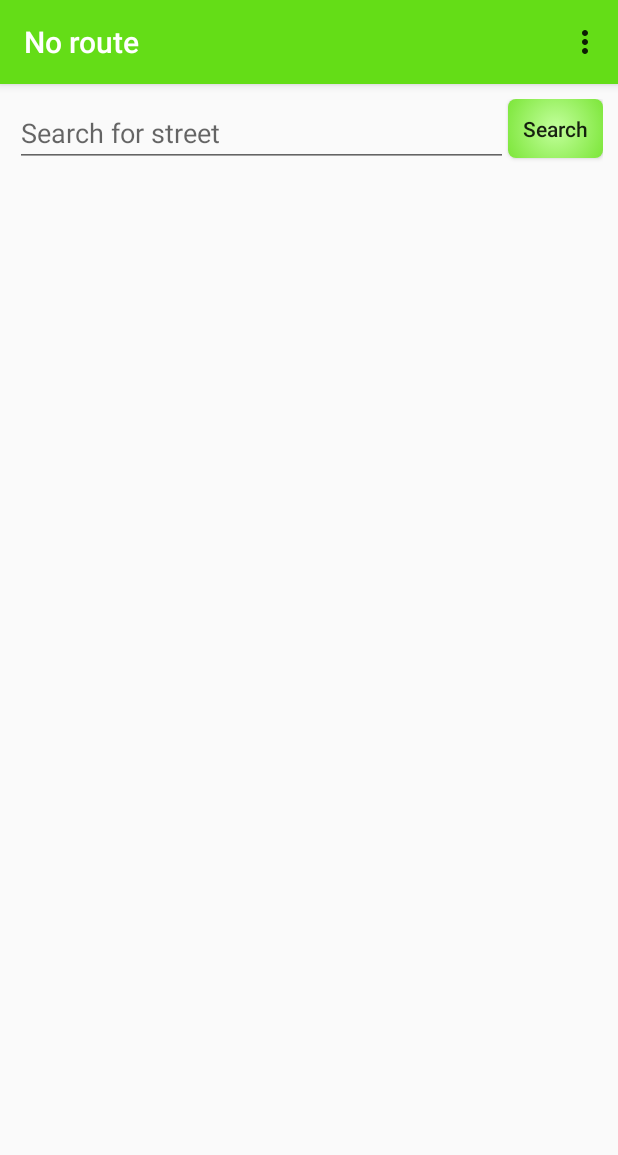
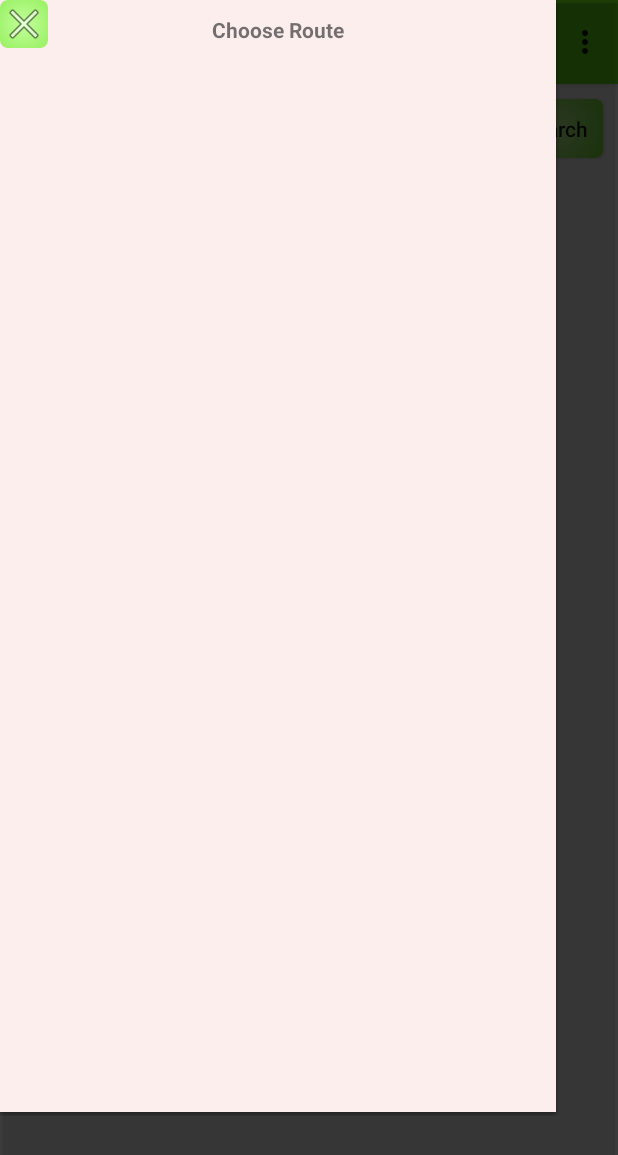
Before and after one commit to nicklasoxhammar/Cartchecking, an Android app: the screen it shows after launch once a user with an empty profile is signed in (MainActivity), on a phone screen of 412 x 824 dp. Shown: the top 1155 px of the screen. Run offline under Robolectric (Android 15) with nearby library versions, the phone set to English and light mode, and no system bars; our stand-ins replace Firebase (no records; nobody signed in at launch, a user with empty details on screens opened directly).

Commit message:
Choose route now pops up when mainactivity is created, gotta fix resident class!

```diff
--- a/app/src/main/java/com/nicklasoxhammar/cartchecking/Activities/MainActivity.java
+++ b/app/src/main/java/com/nicklasoxhammar/cartchecking/Activities/MainActivity.java
@@ -8,6 +8,8 @@ import android.content.Context;
 import android.content.Intent;
 import android.graphics.Point;
 import android.os.Build;
+import android.os.Handler;
+import android.os.Message;
 import android.support.v7.app.AppCompatActivity;
 import android.os.Bundle;
 import android.support.v7.widget.LinearLayoutManager;
@@ -31,10 +33,7 @@ import android.widget.ProgressBar;
 import android.widget.TextView;
 import android.widget.Toast;
 
-import com.google.android.gms.common.util.CrashUtils;
-import com.google.firebase.FirebaseError;
 import com.google.firebase.auth.FirebaseAuth;
-import com.google.firebase.auth.FirebaseAuthActionCodeException;
 import com.google.firebase.auth.FirebaseUser;
 import com.google.firebase.database.DataSnapshot;
 import com.google.firebase.database.DatabaseError;
@@ -42,6 +41,7 @@ import com.google.firebase.database.DatabaseReference;
 import com.google.firebase.database.FirebaseDatabase;
 import com.google.firebase.database.ValueEventListener;
 import com.nicklasoxhammar.cartchecking.Adapters.ResidentsAdapter;
+import com.nicklasoxhammar.cartchecking.Adapters.RoutesAdapter;
 import com.nicklasoxhammar.cartchecking.Adapters.StreetsAdapter;
 import com.nicklasoxhammar.cartchecking.R;
 import com.nicklasoxhammar.cartchecking.Resident;
@@ -50,8 +50,6 @@ import java.lang.reflect.Field;
 import java.util.ArrayList;
 import java.util.Collections;
 import java.util.Comparator;
-import java.util.HashMap;
-import java.util.List;
 
 
 public class MainActivity extends AppCompatActivity {
@@ -73,10 +71,16 @@ public class MainActivity extends AppCompatActivity {
     ProgressBar mProgressView;
 
     ArrayList<String> streets;
+    ArrayList<String> routes;
 
     ArrayList<Resident> residents;
 
     String residentId;
+
+    Toolbar toolbar;
+
+    Boolean popupOpen = false;
+
 
     String streetName;
 
@@ -90,6 +94,11 @@ public class MainActivity extends AppCompatActivity {
     DatabaseReference database;
 
     String[] invalidCharacters = {".","#","$","[","]"};
+
+    public void closePopup(){
+        pw.dismiss();
+    }
+
 
     @Override
     protected void onCreate(Bundle savedInstanceState) {
@@ -111,17 +120,89 @@ public class MainActivity extends AppCompatActivity {
 
         database = FirebaseDatabase.getInstance().getReference();
 
-        setupStreetsRecyclerView();
+        //setupStreetsRecyclerView();
 
         makeActionOverflowMenuShown();
-        Toolbar toolbar = (Toolbar) findViewById(R.id.my_toolbar);
+        toolbar = (Toolbar) findViewById(R.id.my_toolbar);
         setSupportActionBar(toolbar);
 
-        chooseRoute();
+        //get routes and open choose route window
+        getRoutesFromDatabase();
+
 
     }
 
+    public void setRoute(String route){
+        this.route = route;
+        toolbar.setTitle(route);
+
+        setupStreetsRecyclerView();
+    }
+
+
     public void chooseRoute(){
+
+        if(popupOpen){return;}
+
+        popupOpen = true;
+
+        Log.d(TAG, "chooseRoute: CALLED");
+
+        try {
+            //get height and width of default display
+            Display display = getWindowManager().getDefaultDisplay();
+            Point size = new Point();
+            display.getSize(size);
+            int width = size.x;
+            int height = size.y;
+
+            //We need to get the instance of the LayoutInflater, use the context of this activity
+            LayoutInflater inflater = (LayoutInflater) this.getSystemService(Context.LAYOUT_INFLATER_SERVICE);
+            //Inflate the view from a predefined XML layout
+            View backgroundLayout = inflater.inflate(R.layout.dark_background_popup, (ViewGroup) findViewById(R.id.background_popup_element));
+
+            backgroundPw = new PopupWindow(backgroundLayout, ViewGroup.LayoutParams.MATCH_PARENT,  ViewGroup.LayoutParams.MATCH_PARENT, false);
+            backgroundPw.showAtLocation(backgroundLayout, Gravity.CENTER, 0, 0);
+
+            final View layout = inflater.inflate(R.layout.street_name_popup,
+                    (ViewGroup) findViewById(R.id.popup_element));
+
+            pw = new PopupWindow(layout);
+            pw.setWidth((int) (width * 0.9));
+            pw.setHeight((int) (height * 0.9));
+            pw.setFocusable(true);
+
+            // display the popup in the center
+            pw.showAtLocation(layout, Gravity.CENTER, 0, 0);
+
+
+            pw.setOnDismissListener(new PopupWindow.OnDismissListener() {
+                @Override
+                public void onDismiss() {
+                    backgroundPw.dismiss();
+                    popupOpen = false;
+                    findViewById(R.id.searchButton).setClickable(true);
+                }
+            });
+
+            TextView streetNameTextView = layout.findViewById(R.id.street_name_textView);
+            streetNameTextView.setText("Choose Route");
+
+            ImageButton exitButton = layout.findViewById(R.id.exitPopupButton);
+            exitButton.setOnClickListener(new View.OnClickListener() {
+                @Override
+                public void onClick(View view) {
+                    pw.dismiss();
+                }
+            });
+
+            setUpPopupRecyclerView(layout);
+
+        } catch (Exception e) {
+            e.printStackTrace();
+        }
+
+
 
     }
 
@@ -129,6 +210,7 @@ public class MainActivity extends AppCompatActivity {
     public boolean onOptionsItemSelected(MenuItem item) {
         switch (item.getItemId()) {
             case R.id.action_route:
+                chooseRoute();
                 return true;
 
             case R.id.action_scan:
@@ -279,7 +361,7 @@ public class MainActivity extends AppCompatActivity {
 
         view.setClickable(false);
 
-        streetName = streetNameAutoCompleteTextView.getText().toString().toLowerCase();
+        streetName = streetNameAutoCompleteTextView.getText().toString().toUpperCase();
 
         if(streetName.equals("")){
             Toast.makeText(this, "Please enter a street name!", Toast.LENGTH_SHORT).show();
@@ -308,7 +390,7 @@ public class MainActivity extends AppCompatActivity {
 
         residents.clear();
 
-        database.child("residents").child(streetName).addListenerForSingleValueEvent(new ValueEventListener() {
+        database.child(route).child(streetName).addListenerForSingleValueEvent(new ValueEventListener() {
             @Override
             public void onDataChange(DataSnapshot dataSnapshot) {
                 if (dataSnapshot.exists()) {
@@ -339,6 +421,23 @@ public class MainActivity extends AppCompatActivity {
 
     }
 
+    private void setUpPopupRecyclerView(final View layout){
+
+
+        LinearLayoutManager mLayoutManager;
+        RecyclerView residentsRecyclerView;
+        RoutesAdapter mAdapter;
+
+        mLayoutManager = new LinearLayoutManager(getApplicationContext());
+        residentsRecyclerView = layout.findViewById(R.id.popupRecyclerView);
+        residentsRecyclerView.setLayoutManager(mLayoutManager);
+        mAdapter = new RoutesAdapter(getApplicationContext(), mLayoutManager, routes);
+        residentsRecyclerView.setAdapter(mAdapter);
+
+
+    }
+
+
     private void setUpResidentsRecyclerView(View layout){
         sortResidentList();
 
@@ -347,7 +446,7 @@ public class MainActivity extends AppCompatActivity {
         ResidentsAdapter mAdapter;
 
         mLayoutManager = new LinearLayoutManager(this);
-        residentsRecyclerView = layout.findViewById(R.id.residentsRecyclerView);
+        residentsRecyclerView = layout.findViewById(R.id.popupRecyclerView);
         residentsRecyclerView.setLayoutManager(mLayoutManager);
         mAdapter = new ResidentsAdapter(this, mLayoutManager, residents);
         residentsRecyclerView.setAdapter(mAdapter);
@@ -422,6 +521,28 @@ public class MainActivity extends AppCompatActivity {
 
     }
 
+    public void getRoutesFromDatabase(){
+
+        routes = new ArrayList<>();
+
+        database.addListenerForSingleValueEvent(new ValueEventListener() {
+            @Override
+            public void onDataChange(DataSnapshot dataSnapshot) {
+                for (DataSnapshot snapshot : dataSnapshot.getChildren()) {
+                    routes.add(snapshot.getKey());
+                }
+
+                chooseRoute();
+            }
+
+            @Override
+            public void onCancelled(DatabaseError databaseError) {
+
+            }
+        });
+
+    }
+
     @TargetApi(Build.VERSION_CODES.HONEYCOMB_MR2)
     private void showProgress(final boolean show) {
         // On Honeycomb MR2 we have the ViewPropertyAnimator APIs, which allow
@@ -449,7 +570,7 @@ public class MainActivity extends AppCompatActivity {
 
         streets = new ArrayList<>();
 
-        database.child("residents").addListenerForSingleValueEvent(new ValueEventListener() {
+        database.child(route).addListenerForSingleValueEvent(new ValueEventListener() {
             @Override
             public void onDataChange(DataSnapshot dataSnapshot) {
                 for (DataSnapshot snapshot : dataSnapshot.getChildren()){
@@ -488,9 +609,10 @@ public class MainActivity extends AppCompatActivity {
         });
 
 
+    }
 
 
-    }
+
 
 
 
--- /dev/null
+++ b/app/src/main/java/com/nicklasoxhammar/cartchecking/Adapters/RoutesAdapter.java
@@ -0,0 +1,90 @@
+package com.nicklasoxhammar.cartchecking.Adapters;
+
+import android.content.Context;
+import android.support.v7.widget.LinearLayoutManager;
+import android.support.v7.widget.RecyclerView;
+import android.view.LayoutInflater;
+import android.view.View;
+import android.view.ViewGroup;
+import android.widget.TextView;
+
+import com.nicklasoxhammar.cartchecking.Activities.MainActivity;
+import com.nicklasoxhammar.cartchecking.R;
+
+import java.util.ArrayList;
+
+/**
+ * Created by Nick on 2018-08-04.
+ */
+
+public class RoutesAdapter extends RecyclerView.Adapter<RoutesAdapter.ViewHolder> {
+
+    Context mContext;
+    LinearLayoutManager llm;
+    ArrayList<String> routes;
+
+
+    // Provide a reference to the views for each data item
+// Complex data items may need more than one view per item, and
+// you provide access to all the views for a data item in a view holder
+    public static class ViewHolder extends RecyclerView.ViewHolder  {
+
+        protected TextView street;
+        protected View cardView;
+
+        public ViewHolder(View v) {
+            super(v);
+
+            street = v.findViewById(R.id.street_name_card_text);
+            cardView = v.findViewById(R.id.card_view_street);
+
+        }
+
+    }
+    // Provide a suitable constructor (depends on the kind of dataset)
+    public RoutesAdapter(Context context, LinearLayoutManager linearLayoutManager, ArrayList<String> routes) {
+        mContext = context;
+        this.routes = routes;
+        llm = linearLayoutManager;
+
+    }
+
+    // Create new views (invoked by the layout manager)
+    @Override
+    public RoutesAdapter.ViewHolder onCreateViewHolder(ViewGroup parent, int viewType) {
+
+        View itemView = LayoutInflater.from(parent.getContext())
+                .inflate(R.layout.street_name_card_view, parent, false);
+
+        mContext = parent.getContext();
+
+        return new RoutesAdapter.ViewHolder(itemView);
+    }
+
+    // Replace the contents of a view (invoked by the layout manager)
+    @Override
+    public void onBindViewHolder(final RoutesAdapter.ViewHolder holder, final int position) {
+        // - get element from your dataset at this position
+        // - replace the contents of the view with that element
+
+        holder.street.setText(routes.get(position));
+
+        holder.cardView.setOnClickListener(new View.OnClickListener() {
+            @Override
+            public void onClick(View view) {
+                if(mContext instanceof MainActivity){
+                    ((MainActivity)mContext).setRoute(holder.street.getText().toString());
+                    ((MainActivity)mContext).closePopup();
+                }
+            }
+        });
+    }
+
+
+    @Override
+    public int getItemCount() {
+        return routes.size();
+    }
+
+
+}
--- a/app/src/main/res/layout/activity_main.xml
+++ b/app/src/main/res/layout/activity_main.xml
@@ -21,7 +21,6 @@
         app:popupTheme="@style/ThemeOverlay.AppCompat.Light"/>
 
     <RelativeLayout
-        android:padding="10dp"
         android:layout_width="match_parent"
         android:layout_height="match_parent"
        >
@@ -41,9 +40,11 @@
             android:layout_toLeftOf="@id/searchButton"
             android:hint="Search for street"
             android:singleLine="true"
+            android:layout_margin="10dp"
             />
 
         <Button
+            android:layout_margin="10dp"
             android:id="@+id/searchButton"
             android:minHeight="0dp"
             android:minWidth="0dp"
--- a/app/src/main/res/layout/street_name_popup.xml
+++ b/app/src/main/res/layout/street_name_popup.xml
@@ -26,7 +26,7 @@
 
     <android.support.v7.widget.RecyclerView
         android:layout_marginTop="10dp"
-        android:id="@+id/residentsRecyclerView"
+        android:id="@+id/popupRecyclerView"
         android:layout_below="@+id/exitPopupButton"
         android:layout_width="match_parent"
         android:layout_height="match_parent">
```
Also changed, not shown: app/src/main/java/com/nicklasoxhammar/cartchecking/Resident.java (+10 -7 lines).
